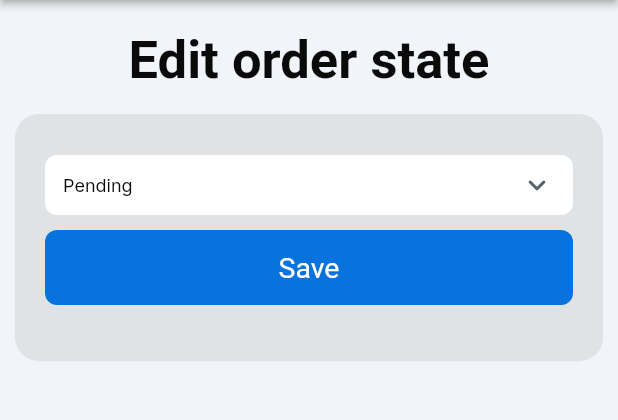
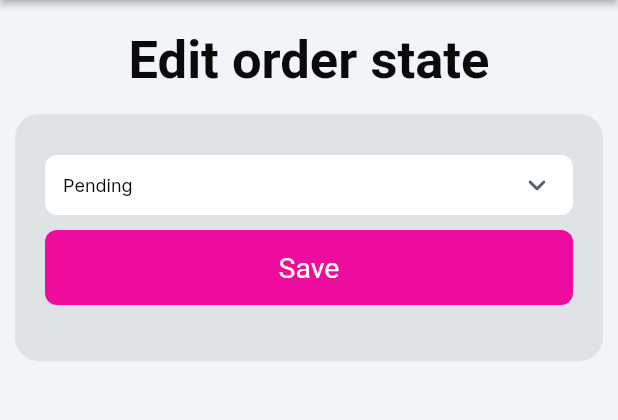
Before and after one commit to AdriiViquez/ProyectoPrograMovil, a Flutter app: the EditOrderWidget screen opened by its route, on a phone screen of 412 x 824 dp, the part 84-504 px from its top. Run offline on Flutter 3.47's test engine with Material 3 defaults, Android fonts, the phone set to English and light mode, and no system bars; drawn by our look-alikes of auto_size_text, dropdown_button2; our stand-ins replace carousel_slider, cloud_firestore, file_picker, firebase_auth, firebase_core, firebase_storage and 18 more; missing offline and left inert: json_path, mime_type; accounts and stored records are empty; network calls fail.

Commit message:
Otros arreglos

```diff
--- a/lib/about_us/about_us_widget.dart
+++ b/lib/about_us/about_us_widget.dart
@@ -216,12 +216,12 @@ class _AboutUsWidgetState extends State<AboutUsWidget> {
                   Flexible(
                     child: Padding(
                       padding:
-                          const EdgeInsetsDirectional.fromSTEB(10.0, 20.0, 0.0, 0.0),
+                          const EdgeInsetsDirectional.fromSTEB(10.0, 10.0, 0.0, 0.0),
                       child: Text(
                         'From collectible figures, themed clothing and accessories, to posters, backpacks and stationery, you\'ll find everything you need to show your passion for anime here. Each product has been carefully selected to guarantee quality and authenticity, because we know that every detail counts for true fans.\n\nOur goal is to be more than a store: we want to be a meeting point for a community that shares the same love for the stories, worlds, and characters that make anime so special.',
                         style: FlutterFlowTheme.of(context).bodyMedium.override(
                               fontFamily: 'Inter',
-                              fontSize: 15.0,
+                              fontSize: 14.0,
                               letterSpacing: 0.0,
                               fontWeight: FontWeight.w600,
                             ),
--- a/lib/index.dart
+++ b/lib/index.dart
@@ -13,8 +13,7 @@ export '/pages/admin/collections_admin/collections_admin_widget.dart'
     show CollectionsAdminWidget;
 export '/pages/admin/crud/users/create_user/create_user_widget.dart'
     show CreateUserWidget;
-export '/pages/admin/crud/users/edit_user/edit_user_widget.dart'
-    show EditUserWidget;
+export '/pages/admin/crud/edit_user/edit_user_widget.dart' show EditUserWidget;
 export '/pages/admin/crud/providers/add_provider/add_provider_widget.dart'
     show AddProviderWidget;
 export '/pages/admin/crud/collections/add_collection/add_collection_widget.dart'
--- a/lib/pages/admin/crud/categories/edit_category/edit_category_widget.dart
+++ b/lib/pages/admin/crud/categories/edit_category/edit_category_widget.dart
@@ -459,7 +459,7 @@ class _EditCategoryWidgetState extends State<EditCategoryWidget> {
                                                               0.0, 0.0),
                                                   color: FlutterFlowTheme.of(
                                                           context)
-                                                      .accent1,
+                                                      .secondary,
                                                   textStyle: FlutterFlowTheme
                                                           .of(context)
                                                       .displayLarge
--- a/lib/pages/admin/crud/collections/details_collection/details_collection_widget.dart
+++ b/lib/pages/admin/crud/collections/details_collection/details_collection_widget.dart
@@ -362,7 +362,7 @@ class _DetailsCollectionWidgetState extends State<DetailsCollectionWidget> {
                                                           onPressed: () async {
                                                             context.safePop();
                                                           },
-                                                          text: 'Volver',
+                                                          text: 'Back',
                                                           options:
                                                               FFButtonOptions(
                                                             width: MediaQuery
--- a/lib/pages/admin/crud/collections/edit_collection/edit_collection_widget.dart
+++ b/lib/pages/admin/crud/collections/edit_collection/edit_collection_widget.dart
@@ -795,7 +795,7 @@ class _EditCollectionWidgetState extends State<EditCollectionWidget> {
                                                             0.0, 0.0, 0.0, 0.0),
                                                 color:
                                                     FlutterFlowTheme.of(context)
-                                                        .accent1,
+                                                        .secondary,
                                                 textStyle:
                                                     FlutterFlowTheme.of(context)
                                                         .displayLarge
--- a/lib/pages/admin/crud/users/edit_user/edit_user_widget.dart
+++ b/lib/pages/admin/crud/edit_user/edit_user_widget.dart
@@ -1227,7 +1227,7 @@ class _EditUserWidgetState extends State<EditUserWidget> {
                                                               0.0, 0.0),
                                                   color: FlutterFlowTheme.of(
                                                           context)
-                                                      .accent1,
+                                                      .secondary,
                                                   textStyle: FlutterFlowTheme
                                                           .of(context)
                                                       .displayLarge
--- a/lib/pages/admin/crud/orders/edit_order/edit_order_widget.dart
+++ b/lib/pages/admin/crud/orders/edit_order/edit_order_widget.dart
@@ -1156,7 +1156,11 @@ class _EditOrderWidgetState extends State<EditOrderWidget> {
                                                   _model.dropDownValue ??=
                                                       'Pending',
                                                 ),
-                                                options: const ['Ready', 'Pending'],
+                                                options: const [
+                                                  'Ready',
+                                                  'Pending',
+                                                  'Cancel'
+                                                ],
                                                 onChanged: (val) =>
                                                     safeSetState(() => _model
                                                         .dropDownValue = val),
@@ -1226,7 +1230,7 @@ class _EditOrderWidgetState extends State<EditOrderWidget> {
                                                               0.0, 0.0),
                                                   color: FlutterFlowTheme.of(
                                                           context)
-                                                      .accent1,
+                                                      .secondary,
                                                   textStyle: FlutterFlowTheme
                                                           .of(context)
                                                       .displayLarge
--- a/lib/pages/admin/crud/products/details_product/details_product_widget.dart
+++ b/lib/pages/admin/crud/products/details_product/details_product_widget.dart
@@ -430,7 +430,7 @@ class _DetailsProductWidgetState extends State<DetailsProductWidget> {
                                                         onPressed: () async {
                                                           context.safePop();
                                                         },
-                                                        text: 'Volver',
+                                                        text: 'Back',
                                                         options:
                                                             FFButtonOptions(
                                                           width:
```
Also changed, not shown: lib/pages/manage_account/manage_account_widget.dart (+0 -11 lines), lib/pages/user_profile/user_profile_widget.dart (+15 -1 lines), lib/pages/admin/crud/edit_user/edit_user_model.dart (renamed from lib/pages/admin/crud/users/edit_user/edit_user_model.dart).
